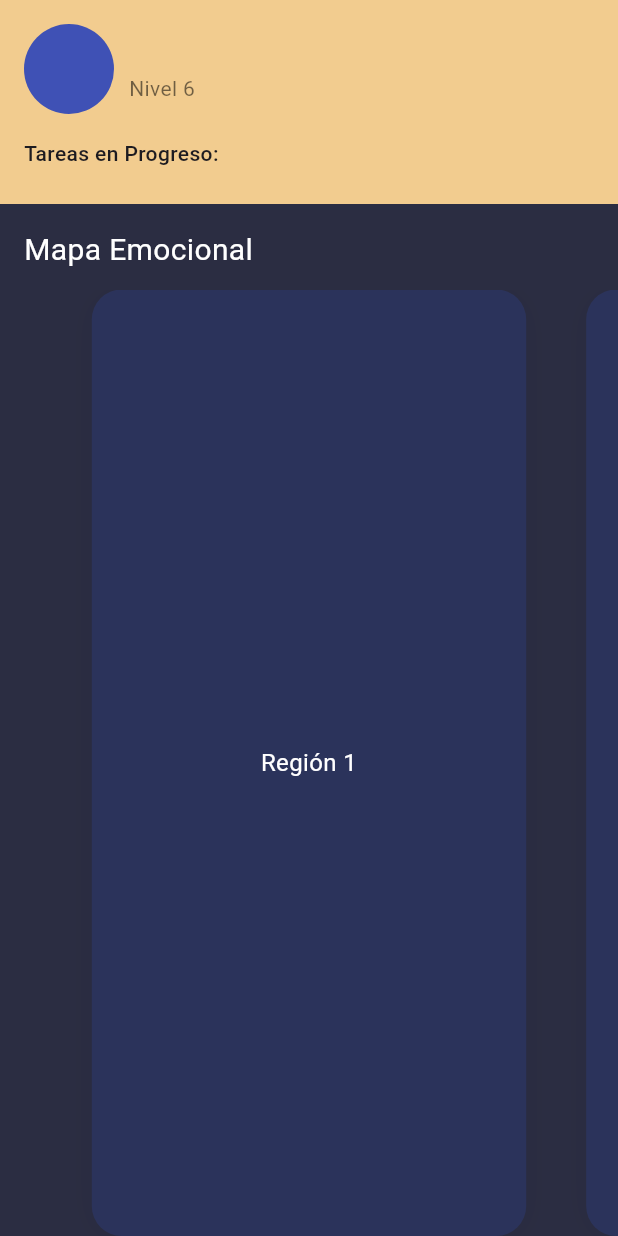
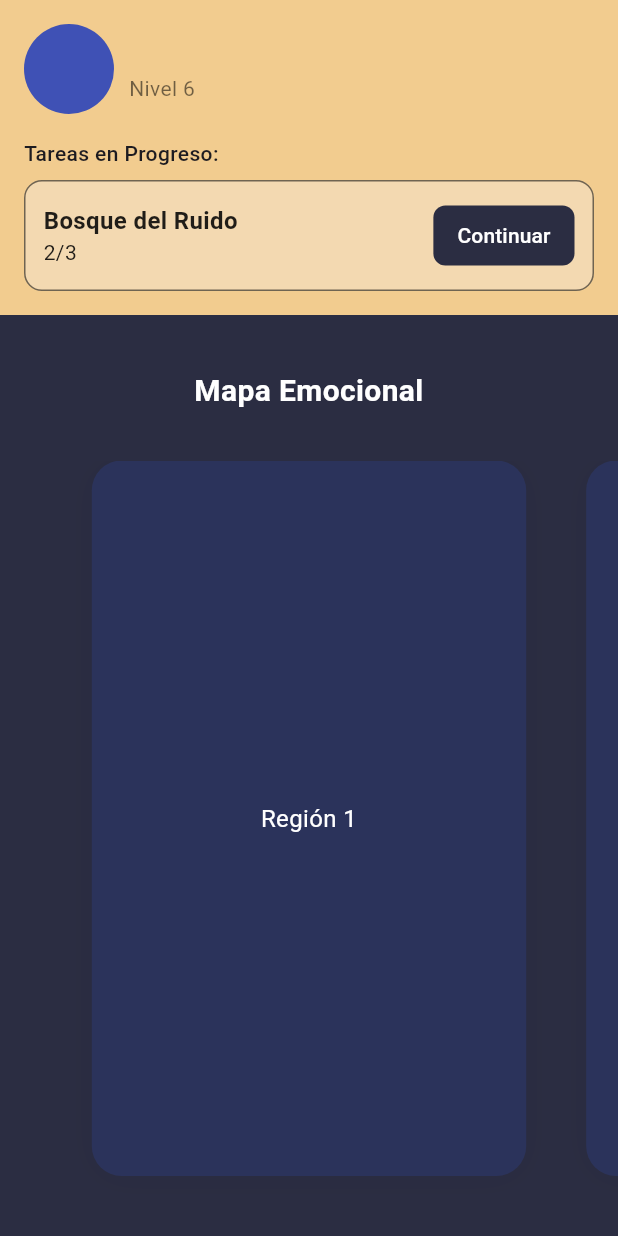
Before and after one commit to heric-hh/zenquest, a Flutter app: the HomeScreen screen opened directly, on a phone screen of 412 x 824 dp. Run offline on Flutter 3.47's test engine with Material 3 defaults, Android fonts, the phone set to English and light mode, and no system bars; our stand-ins replace google_fonts, shared_preferences; accounts and stored records are empty; Roboto replaces fonts that are missing (PressStart2P).

```diff
--- a/lib/main.dart
+++ b/lib/main.dart
@@ -3,7 +3,6 @@ import 'package:google_fonts/google_fonts.dart';
 import 'package:zenquest/src/config/theme/colors/app_colors.dart';
 import 'package:zenquest/src/core/utils/first_launch_checker.dart';
 import 'package:zenquest/src/presentation/navigation/main_navigation.dart';
-import 'package:zenquest/src/presentation/pages/home_screen.dart';
 import 'package:zenquest/src/presentation/pages/intro_screen.dart';
 
 void main() {
--- a/lib/src/presentation/pages/home_screen.dart
+++ b/lib/src/presentation/pages/home_screen.dart
@@ -40,13 +40,17 @@ class _HomeScreenState extends State<HomeScreen> {
 
             // Mapa emocional
             const Padding(
-              padding: EdgeInsets.symmetric(horizontal: 16),
-              child: Text(
-                'Mapa Emocional',
-                style: TextStyle(
-                  fontSize: 20,
-                  fontFamily: 'PressStart2P',
-                  color: Colors.white,
+              padding: EdgeInsets.symmetric(horizontal: 16, vertical: 20),
+              child: Align(
+                alignment: Alignment.center,
+                child: Text(
+                  'Mapa Emocional',
+                  textAlign: TextAlign.center,
+                  style: TextStyle(
+                    fontSize: 20,
+                    color: Colors.white,
+                    fontWeight: FontWeight.bold,
+                  ),
                 ),
               ),
             ),
@@ -55,12 +59,13 @@ class _HomeScreenState extends State<HomeScreen> {
             // Card Swiper - Regiones
             Expanded(
               child: PageView.builder(
-                itemCount: 5, // Puedes cambiar esto según tus regiones
+                itemCount: 7, // Puedes cambiar esto según tus regiones
                 controller: PageController(viewportFraction: 0.8),
                 itemBuilder: (context, index) {
                   return Padding(
                     padding: const EdgeInsets.symmetric(horizontal: 20),
                     child: Container(
+                      margin: const EdgeInsets.only(bottom: 40),
                       decoration: BoxDecoration(
                         color: const Color(0xFF2B335B),
                         borderRadius: BorderRadius.circular(20),
@@ -136,7 +141,7 @@ class AppBar extends StatelessWidget {
             style: TextStyle(fontWeight: FontWeight.w500),
           ),
           const SizedBox(height: 8),
-          // GoToTaskWidget(),
+          GoToTaskWidget(),
         ],
       ),
     );
@@ -162,7 +167,7 @@ class GoToTaskWidget extends StatelessWidget {
             crossAxisAlignment: CrossAxisAlignment.start,
             children: const [
               Text(
-                'Bosque del Ruido',
+                'Bosque del Ruido', // TODO: Cambiar a tarea dinámica
                 style: TextStyle(
                   fontSize: 16,
                   fontWeight: FontWeight.bold,
@@ -175,10 +180,17 @@ class GoToTaskWidget extends StatelessWidget {
           ElevatedButton(
             onPressed: () {},
             style: ElevatedButton.styleFrom(
-              backgroundColor: const Color(0xFF1B1E3D),
+              backgroundColor: AppColors.primaryColor,
               padding: const EdgeInsets.symmetric(vertical: 8, horizontal: 16),
+              elevation: 0,
+              shape: RoundedRectangleBorder(
+                borderRadius: BorderRadius.circular(8),
+              ),
             ),
-            child: const Text('Continuar'),
+            child: const Text(
+              'Continuar',
+              style: TextStyle(color: Colors.white),
+            ),
           ),
         ],
       ),
```
